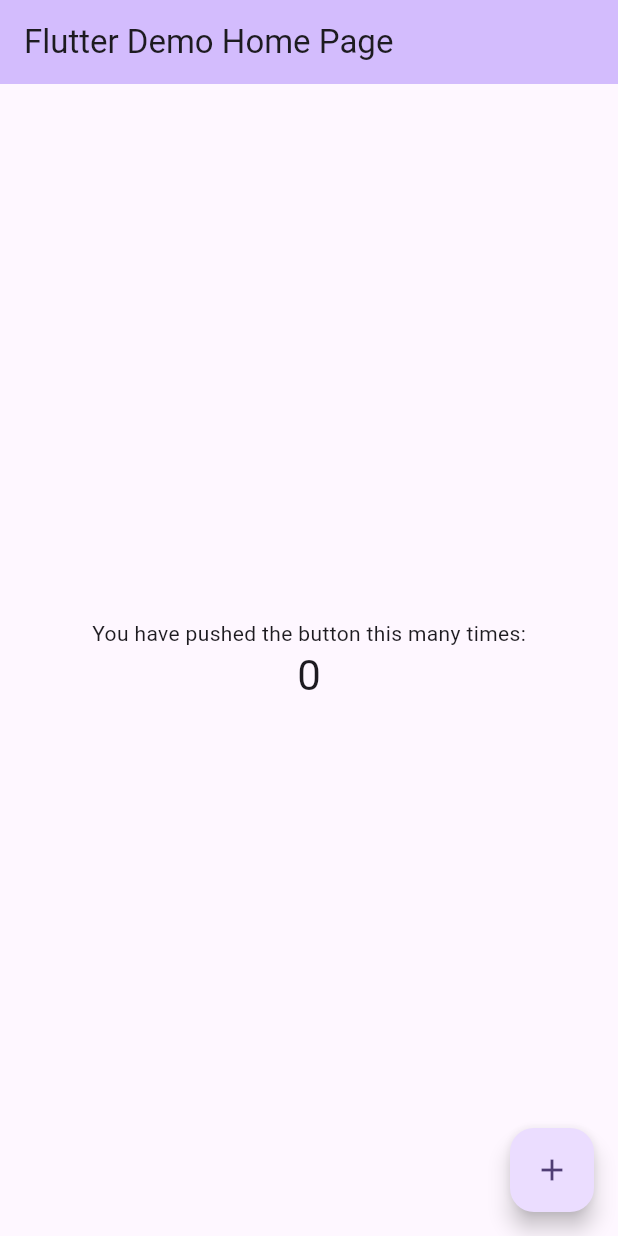
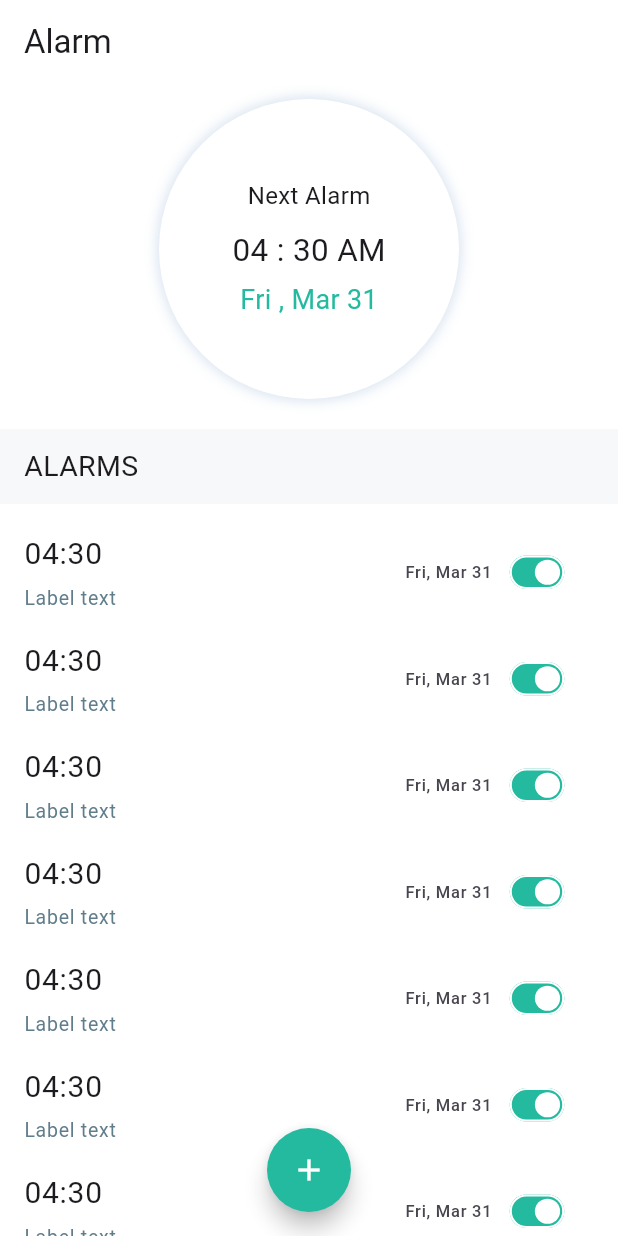
Before and after one commit to MuhammedFaasil/alarm_app, a Flutter app: the screen it shows after launch, on a phone screen of 412 x 824 dp. Run offline on Flutter 3.47's test engine with Material 3 defaults, Android fonts, the phone set to English and light mode, and no system bars.

Commit message:
home page added

```diff
--- a/lib/main.dart
+++ b/lib/main.dart
@@ -1,3 +1,4 @@
+import 'package:alarm_app/view/page/home_page.dart';
 import 'package:flutter/material.dart';
 
 void main() {
@@ -12,114 +13,7 @@ class MyApp extends StatelessWidget {
   Widget build(BuildContext context) {
     return MaterialApp(
       title: 'Flutter Demo',
-      theme: ThemeData(
-        // This is the theme of your application.
-        //
-        // TRY THIS: Try running your application with "flutter run". You'll see
-        // the application has a purple toolbar. Then, without quitting the app,
-        // try changing the seedColor in the colorScheme below to Colors.green
-        // and then invoke "hot reload" (save your changes or press the "hot
-        // reload" button in a Flutter-supported IDE, or press "r" if you used
-        // the command line to start the app).
-        //
-        // Notice that the counter didn't reset back to zero; the application
-        // state is not lost during the reload. To reset the state, use hot
-        // restart instead.
-        //
-        // This works for code too, not just values: Most code changes can be
-        // tested with just a hot reload.
-        colorScheme: ColorScheme.fromSeed(seedColor: Colors.deepPurple),
-        useMaterial3: true,
-      ),
-      home: const MyHomePage(title: 'Flutter Demo Home Page'),
+      home: const AlarmHomePage(),
     );
   }
 }
-
-class MyHomePage extends StatefulWidget {
-  const MyHomePage({super.key, required this.title});
-
-  // This widget is the home page of your application. It is stateful, meaning
-  // that it has a State object (defined below) that contains fields that affect
-  // how it looks.
-
-  // This class is the configuration for the state. It holds the values (in this
-  // case the title) provided by the parent (in this case the App widget) and
-  // used by the build method of the State. Fields in a Widget subclass are
-  // always marked "final".
-
-  final String title;
-
-  @override
-  State<MyHomePage> createState() => _MyHomePageState();
-}
-
-class _MyHomePageState extends State<MyHomePage> {
-  int _counter = 0;
-
-  void _incrementCounter() {
-    setState(() {
-      // This call to setState tells the Flutter framework that something has
-      // changed in this State, which causes it to rerun the build method below
-      // so that the display can reflect the updated values. If we changed
-      // _counter without calling setState(), then the build method would not be
-      // called again, and so nothing would appear to happen.
-      _counter++;
-    });
-  }
-
-  @override
-  Widget build(BuildContext context) {
-    // This method is rerun every time setState is called, for instance as done
-    // by the _incrementCounter method above.
-    //
-    // The Flutter framework has been optimized to make rerunning build methods
-    // fast, so that you can just rebuild anything that needs updating rather
-    // than having to individually change instances of widgets.
-    return Scaffold(
-      appBar: AppBar(
-        // TRY THIS: Try changing the color here to a specific color (to
-        // Colors.amber, perhaps?) and trigger a hot reload to see the AppBar
-        // change color while the other colors stay the same.
-        backgroundColor: Theme.of(context).colorScheme.inversePrimary,
-        // Here we take the value from the MyHomePage object that was created by
-        // the App.build method, and use it to set our appbar title.
-        title: Text(widget.title),
-      ),
-      body: Center(
-        // Center is a layout widget. It takes a single child and positions it
-        // in the middle of the parent.
-        child: Column(
-          // Column is also a layout widget. It takes a list of children and
-          // arranges them vertically. By default, it sizes itself to fit its
-          // children horizontally, and tries to be as tall as its parent.
-          //
-          // Column has various properties to control how it sizes itself and
-          // how it positions its children. Here we use mainAxisAlignment to
-          // center the children vertically; the main axis here is the vertical
-          // axis because Columns are vertical (the cross axis would be
-          // horizontal).
-          //
-          // TRY THIS: Invoke "debug painting" (choose the "Toggle Debug Paint"
-          // action in the IDE, or press "p" in the console), to see the
-          // wireframe for each widget.
-          mainAxisAlignment: MainAxisAlignment.center,
-          children: <Widget>[
-            const Text(
-              'You have pushed the button this many times:',
-            ),
-            Text(
-              '$_counter',
-              style: Theme.of(context).textTheme.headlineMedium,
-            ),
-          ],
-        ),
-      ),
-      floatingActionButton: FloatingActionButton(
-        onPressed: _incrementCounter,
-        tooltip: 'Increment',
-        child: const Icon(Icons.add),
-      ), // This trailing comma makes auto-formatting nicer for build methods.
-    );
-  }
-}
--- /dev/null
+++ b/lib/view/page/home_page.dart
@@ -0,0 +1,71 @@
+import 'package:alarm_app/view/page/add_alarm_page.dart';
+import 'package:alarm_app/view/widgets/alarm_list_widget.dart';
+import 'package:alarm_app/view/widgets/circle_widget.dart';
+import 'package:flutter/material.dart';
+import 'package:flutter/widgets.dart';
+
+class AlarmHomePage extends StatelessWidget {
+  const AlarmHomePage({super.key});
+
+  @override
+  Widget build(BuildContext context) {
+    return Scaffold(
+      backgroundColor: Colors.white,
+      appBar: AppBar(
+        backgroundColor: Colors.white,
+        title: const Text('Alarm'),
+      ),
+      body: SingleChildScrollView(
+        child: Column(
+          children: [
+            const SizedBox(
+              height: 10,
+            ),
+            const CircleWidget(),
+            const SizedBox(
+              height: 20,
+            ),
+            Container(
+              padding: EdgeInsets.symmetric(horizontal: 16),
+              color: const Color(0xffF6F8F9),
+              width: MediaQuery.sizeOf(context).width,
+              height: 50,
+              child: const Row(
+                mainAxisAlignment: MainAxisAlignment.start,
+                children: [
+                  Center(
+                      child: Text(
+                    'ALARMS',
+                    style: TextStyle(
+                      fontSize: 19,
+                    ),
+                  )),
+                ],
+              ),
+            ),
+            const SizedBox(
+              height: 10,
+            ),
+            const AlarmsListWidget()
+          ],
+        ),
+      ),
+      floatingActionButton: FloatingActionButton.extended(
+        backgroundColor: const Color(0xff23BA9F),
+        shape: const CircleBorder(),
+        onPressed: () {
+          Navigator.push(
+              context,
+              MaterialPageRoute(
+                builder: (context) => AddAlarmPage(),
+              ));
+        },
+        label: const Icon(
+          Icons.add,
+          color: Colors.white,
+        ),
+      ),
+      floatingActionButtonLocation: FloatingActionButtonLocation.centerFloat,
+    );
+  }
+}
--- /dev/null
+++ b/lib/view/widgets/alarm_list_widget.dart
@@ -0,0 +1,65 @@
+import 'package:flutter/material.dart';
+
+class AlarmsListWidget extends StatelessWidget {
+  const AlarmsListWidget({super.key});
+
+  @override
+  Widget build(BuildContext context) {
+    return ListView.builder(
+      itemCount: 10,
+      physics: const BouncingScrollPhysics(),
+      shrinkWrap: true,
+      itemBuilder: (context, index) {
+        return Column(
+          children: [
+            ListTile(
+              tileColor: Colors.white,
+              title: const Column(
+                crossAxisAlignment: CrossAxisAlignment.start,
+                mainAxisSize: MainAxisSize.min,
+                children: [
+                  Text(
+                    '04:30',
+                    style: TextStyle(fontSize: 20),
+                  ),
+                  SizedBox(
+                    height: 5,
+                  ),
+                  Text(
+                    'Label text',
+                    style: TextStyle(fontSize: 13, color: Colors.blueGrey),
+                  )
+                ],
+              ),
+              subtitleTextStyle: const TextStyle(color: Colors.grey),
+              trailing: Row(
+                mainAxisSize: MainAxisSize.min,
+                children: [
+                  const Text("Fri, Mar 31"),
+                  Transform.scale(
+                    scale: .70,
+                    child: Switch(
+                      thumbIcon: MaterialStateProperty.all(const Icon(
+                        Icons.circle,
+                        color: Colors.white,
+                      )),
+                      trackOutlineColor:
+                          const MaterialStatePropertyAll(Colors.white),
+                      activeColor: Colors.red,
+                      thumbColor: MaterialStateProperty.all(Colors.white),
+                      activeTrackColor: const Color(0xff23BA9F),
+                      inactiveTrackColor:
+                          const Color.fromARGB(255, 226, 231, 235),
+                      value: true,
+                      onChanged: (value) {},
+                    ),
+                  ),
+                ],
+              ),
+            ),
+          ],
+        );
+      },
+    );
+  }
+}
--- /dev/null
+++ b/lib/view/widgets/circle_widget.dart
@@ -0,0 +1,49 @@
+import 'package:flutter/material.dart';
+import 'package:flutter/widgets.dart';
+
+class CircleWidget extends StatelessWidget {
+  const CircleWidget({super.key});
+
+  @override
+  Widget build(BuildContext context) {
+    return Container(
+      width: 200,
+      height: 200,
+      decoration: BoxDecoration(
+          borderRadius: BorderRadius.circular(100),
+          color: Colors.white,
+          boxShadow: const [
+            BoxShadow(
+                blurRadius: 8,
+                spreadRadius: .1,
+                color: Color.fromARGB(255, 206, 220, 236))
+          ]),
+      child: const Center(
+        child: Column(
+          crossAxisAlignment: CrossAxisAlignment.center,
+          mainAxisAlignment: MainAxisAlignment.center,
+          children: [
+            Text(
+              'Next Alarm',
+              style: TextStyle(fontSize: 16),
+            ),
+            SizedBox(
+              height: 10,
+            ),
+            Text('04 : 30 AM',
+                style: TextStyle(
+                  fontSize: 21,
+                )),
+            SizedBox(
+              height: 5,
+            ),
+            Text(
+              'Fri , Mar 31',
+              style: TextStyle(color: Color(0xff23BA9F), fontSize: 18),
+            )
+          ],
+        ),
+      ),
+    );
+  }
+}
--- a/pubspec.yaml
+++ b/pubspec.yaml
@@ -36,6 +36,7 @@ dependencies:
   # Use with the CupertinoIcons class for iOS style icons.
   cupertino_icons: ^1.0.6
 
+
 dev_dependencies:
   flutter_test:
     sdk: flutter
@@ -46,6 +47,7 @@ dev_dependencies:
   # package. See that file for information about deactivating specific lint
   # rules and activating additional ones.
   flutter_lints: ^3.0.0
+
 
 # For information on the generic Dart part of this file, see the
 # following page: https://dart.dev/tools/pub/pubspec
```
